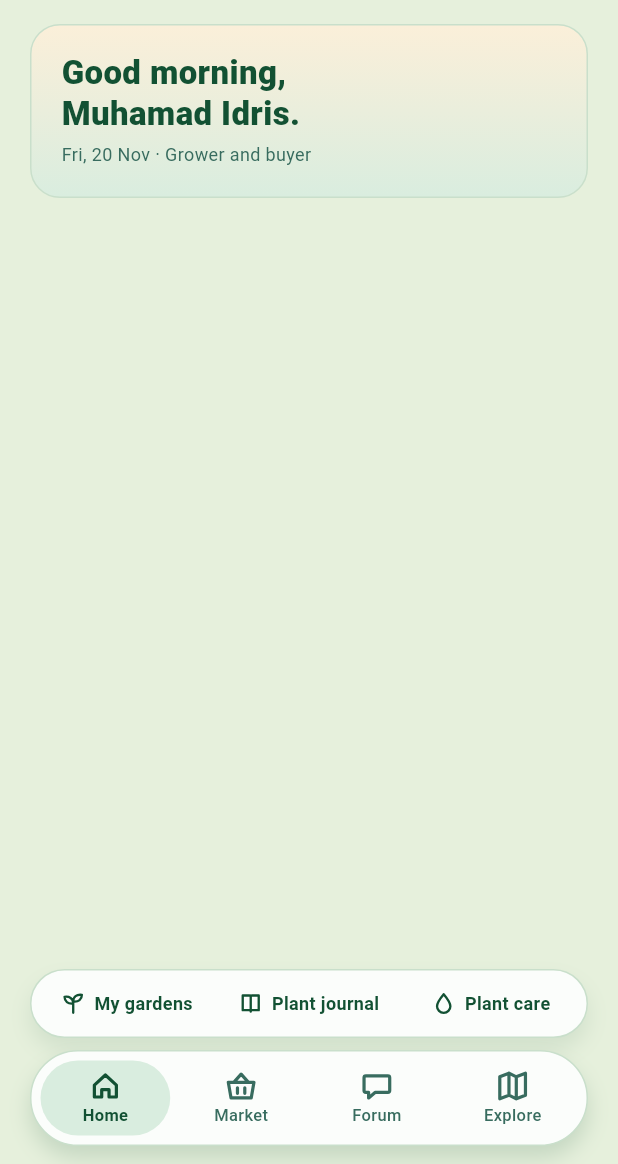
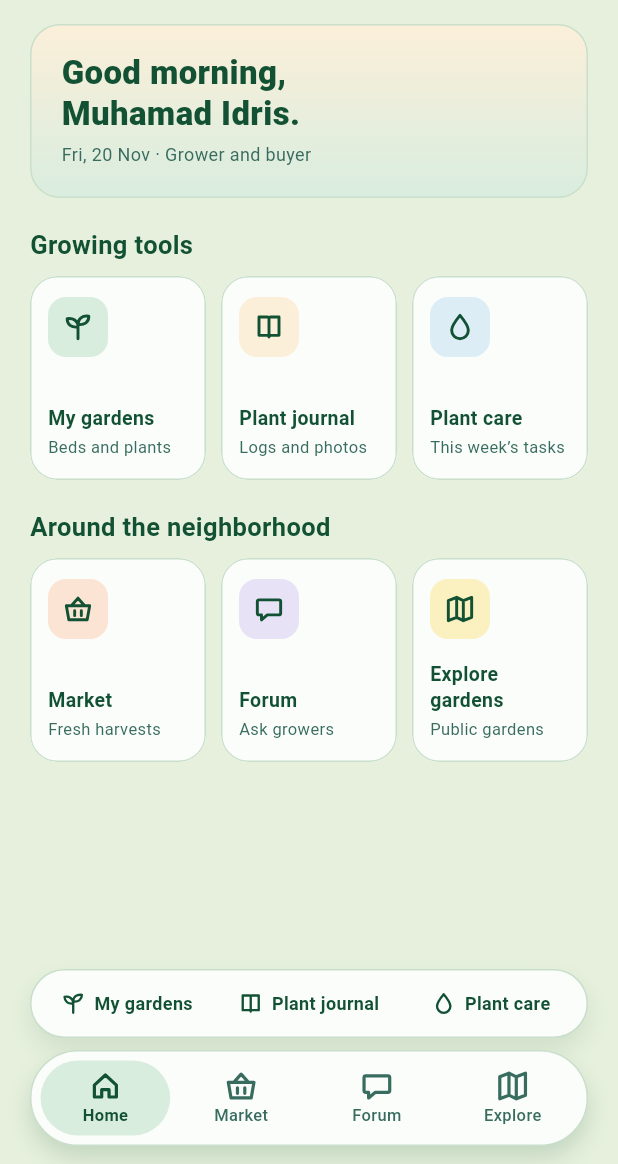
Before and after one commit to paramitasan/urFunFarming_mobile, a Flutter app: the screen it shows after launch, on a phone screen of 412 x 824 dp, the part 72-1236 px from its top. Run offline on Flutter 3.47's test engine with Material 3 defaults, Android fonts, the phone set to English and light mode, and no system bars; our stand-ins replace flutter_svg, material_ui.

Commit message:
feat: add home tiles that link to every module

```diff
--- a/lib/screens/app_shell.dart
+++ b/lib/screens/app_shell.dart
@@ -36,7 +36,10 @@ class _AppShellState extends State<AppShell> {
 
   Widget _page() {
     return switch (_current) {
-      AppDestination.home => HomePage(isGrower: widget.isGrower),
+      AppDestination.home => HomePage(
+          isGrower: widget.isGrower,
+          onOpen: _select,
+        ),
       AppDestination.market => const EmptyState(title: 'Market'),
       AppDestination.forum => const ForumPage(),
       AppDestination.explore => const ExplorePage(),
--- a/lib/screens/home.dart
+++ b/lib/screens/home.dart
@@ -1,16 +1,70 @@
 import 'package:material_ui/material_ui.dart';
+import 'package:urfunfarming_mobile/screens/app_shell.dart';
 import 'package:urfunfarming_mobile/theme.dart';
+import 'package:urfunfarming_mobile/widgets/home_tile.dart';
 
-/// The Home tab: greeting card (module tiles follow in a later stage).
+const _growingTools = [
+  HomeTileItem(
+    name: 'My gardens',
+    description: 'Beds and plants',
+    icon: 'assets/icons/tile_gardens.svg',
+    color: AppColors.gardens,
+    destination: AppDestination.gardens,
+  ),
+  HomeTileItem(
+    name: 'Plant journal',
+    description: 'Logs and photos',
+    icon: 'assets/icons/tile_journal.svg',
+    color: AppColors.journal,
+    destination: AppDestination.journal,
+  ),
+  HomeTileItem(
+    name: 'Plant care',
+    description: 'This week’s tasks',
+    icon: 'assets/icons/tile_care.svg',
+    color: AppColors.care,
+    destination: AppDestination.care,
+  ),
+];
+
+const _neighborhood = [
+  HomeTileItem(
+    name: 'Market',
+    description: 'Fresh harvests',
+    icon: 'assets/icons/tile_market.svg',
+    color: AppColors.market,
+    destination: AppDestination.market,
+  ),
+  HomeTileItem(
+    name: 'Forum',
+    description: 'Ask growers',
+    icon: 'assets/icons/tile_forum.svg',
+    color: AppColors.forum,
+    destination: AppDestination.forum,
+  ),
+  HomeTileItem(
+    name: 'Explore gardens',
+    description: 'Public gardens',
+    icon: 'assets/icons/tile_explore.svg',
+    color: AppColors.explore,
+    destination: AppDestination.explore,
+  ),
+];
+
+/// The Home tab: greeting card and tiles that open every module.
 class HomePage extends StatelessWidget {
   const HomePage({
     super.key,
     required this.isGrower,
+    required this.onOpen,
     this.userName = 'Muhamad Idris',
     this.today,
   });
 
   final bool isGrower;
+
+  /// Called with the tile's destination; the shell switches to it.
+  final ValueChanged<AppDestination> onOpen;
 
   // TODO: use the logged-in user's name once login exists.
   final String userName;
@@ -28,7 +82,76 @@ class HomePage extends StatelessWidget {
           meta: '${_formatDate(today ?? DateTime.now())} · '
               '${isGrower ? 'Grower and buyer' : 'Buyer'}',
         ),
+        if (isGrower)
+          _TileSection(
+            title: 'Growing tools',
+            items: _growingTools,
+            onOpen: onOpen,
+          ),
+        _TileSection(
+          title: 'Around the neighborhood',
+          items: _neighborhood,
+          onOpen: onOpen,
+        ),
       ],
+    );
+  }
+}
+
+/// A heading and a 3-column grid of tiles. The grid does not scroll by
+/// itself; the page's ListView scrolls everything.
+class _TileSection extends StatelessWidget {
+  const _TileSection({
+    required this.title,
+    required this.items,
+    required this.onOpen,
+  });
+
+  final String title;
+  final List<HomeTileItem> items;
+  final ValueChanged<AppDestination> onOpen;
+
+  @override
+  Widget build(BuildContext context) {
+    return Padding(
+      padding: const EdgeInsets.only(top: 20),
+      child: Column(
+        crossAxisAlignment: CrossAxisAlignment.start,
+        children: [
+          Text(
+            title,
+            style: TextStyle(
+              fontSize: 17,
+              height: 22 / 17,
+              fontWeight: FontWeight.w700,
+              color: Theme.of(context).colorScheme.onSurface,
+            ),
+          ),
+          const SizedBox(height: 10),
+          LayoutBuilder(
+            builder: (context, constraints) {
+              // Tiles keep the design's 136 px height at any screen width.
+              final tileWidth = (constraints.maxWidth - 2 * 10) / 3;
+              return GridView.count(
+                crossAxisCount: 3,
+                mainAxisSpacing: 10,
+                crossAxisSpacing: 10,
+                childAspectRatio: tileWidth / 136,
+                shrinkWrap: true,
+                physics: const NeverScrollableScrollPhysics(),
+                padding: EdgeInsets.zero,
+                children: [
+                  for (final item in items)
+                    HomeTile(
+                      item: item,
+                      onTap: () => onOpen(item.destination),
+                    ),
+                ],
+              );
+            },
+          ),
+        ],
+      ),
     );
   }
 }
--- /dev/null
+++ b/lib/widgets/home_tile.dart
@@ -0,0 +1,93 @@
+import 'package:material_ui/material_ui.dart';
+import 'package:urfunfarming_mobile/screens/app_shell.dart';
+import 'package:urfunfarming_mobile/widgets/svg_icon.dart';
+
+/// Data for one home tile.
+class HomeTileItem {
+  const HomeTileItem({
+    required this.name,
+    required this.description,
+    required this.icon,
+    required this.color,
+    required this.destination,
+  });
+
+  final String name;
+  final String description;
+
+  /// SVG asset path, e.g. 'assets/icons/tile_market.svg'.
+  final String icon;
+
+  /// Background of the rounded-square icon chip.
+  final Color color;
+
+  /// Where the shell goes when the tile is tapped.
+  final AppDestination destination;
+}
+
+/// A white module card: coloured icon chip, title and a short description.
+///
+/// Figma: Parts / Home / Tile.
+class HomeTile extends StatelessWidget {
+  const HomeTile({super.key, required this.item, required this.onTap});
+
+  final HomeTileItem item;
+  final VoidCallback onTap;
+
+  @override
+  Widget build(BuildContext context) {
+    final colors = Theme.of(context).colorScheme;
+    return Material(
+      color: colors.surfaceContainerLowest,
+      shape: RoundedRectangleBorder(
+        borderRadius: BorderRadius.circular(18),
+        side: BorderSide(color: colors.outlineVariant),
+      ),
+      clipBehavior: Clip.antiAlias,
+      child: InkWell(
+        onTap: onTap,
+        child: Padding(
+          padding: const EdgeInsets.symmetric(horizontal: 12, vertical: 14),
+          child: Column(
+            crossAxisAlignment: CrossAxisAlignment.start,
+            children: [
+              Container(
+                width: 40,
+                height: 40,
+                alignment: Alignment.center,
+                decoration: BoxDecoration(
+                  color: item.color,
+                  borderRadius: BorderRadius.circular(12),
+                ),
+                child: SvgIcon(item.icon, size: 20, color: colors.onSurface),
+              ),
+              const Spacer(),
+              Text(
+                item.name,
+                maxLines: 2,
+                overflow: TextOverflow.ellipsis,
+                style: TextStyle(
+                  fontSize: 13,
+                  height: 17 / 13,
+                  fontWeight: FontWeight.w600,
+                  color: colors.onSurface,
+                ),
+              ),
+              const SizedBox(height: 4),
+              Text(
+                item.description,
+                maxLines: 2,
+                overflow: TextOverflow.ellipsis,
+                style: TextStyle(
+                  fontSize: 11,
+                  height: 15 / 11,
+                  color: colors.onSurfaceVariant,
+                ),
+              ),
+            ],
+          ),
+        ),
+      ),
+    );
+  }
+}
```
Also changed, not shown: assets/icons/tile_care.svg (added), assets/icons/tile_explore.svg (added), assets/icons/tile_forum.svg (added), assets/icons/tile_gardens.svg (added), assets/icons/tile_journal.svg (added), assets/icons/tile_market.svg (added).
